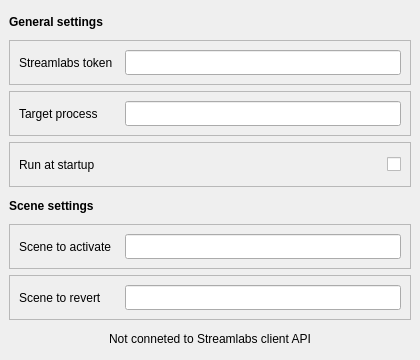
Above: autosceneswitcher.ui from Odizinne/AutoSceneSwitcher before the change. Below: the same form after it.
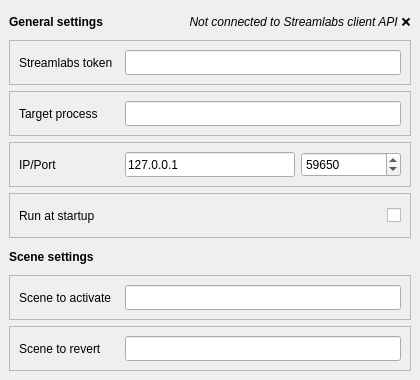
That is the form after the change.

Commit message: added debug label, added ip/port selection, minor ui changes

The edit to the form file:
```diff
--- a/autosceneswitcher.ui
+++ b/autosceneswitcher.ui
@@ -7,9 +7,15 @@
     <x>0</x>
     <y>0</y>
     <width>420</width>
-    <height>360</height>
+    <height>380</height>
    </rect>
   </property>
+  <property name="sizePolicy">
+   <sizepolicy hsizetype="Minimum" vsizetype="Preferred">
+    <horstretch>0</horstretch>
+    <verstretch>0</verstretch>
+   </sizepolicy>
+  </property>
   <property name="minimumSize">
    <size>
     <width>420</width>
@@ -21,17 +27,57 @@
   </property>
   <widget class="QWidget" name="centralwidget">
    <layout class="QGridLayout" name="gridLayout">
-    <item row="5" column="0">
-     <widget class="QFrame" name="clientFrame">
+    <item row="0" column="0">
+     <widget class="QLabel" name="label_5">
+      <property name="minimumSize">
+       <size>
+        <width>0</width>
+        <height>25</height>
+       </size>
+      </property>
+      <property name="font">
+       <font>
+        <bold>true</bold>
+       </font>
+      </property>
+      <property name="text">
+       <string>General settings</string>
+      </property>
+     </widget>
+    </item>
+    <item row="0" column="1">
+     <widget class="QLabel" name="connectionStatusLabel">
+      <property name="minimumSize">
+       <size>
+        <width>0</width>
+        <height>25</height>
+       </size>
+      </property>
+      <property name="font">
+       <font>
+        <italic>true</italic>
+        <bold>false</bold>
+       </font>
+      </property>
+      <property name="text">
+       <string>Not connected to Streamlabs client API ❌</string>
+      </property>
+      <property name="alignment">
+       <set>Qt::AlignmentFlag::AlignCenter</set>
+      </property>
+     </widget>
+    </item>
+    <item row="1" column="0" colspan="2">
+     <widget class="QFrame" name="tokenFrame">
       <property name="frameShape">
        <enum>QFrame::Shape::StyledPanel</enum>
       </property>
       <property name="frameShadow">
        <enum>QFrame::Shadow::Raised</enum>
       </property>
-      <layout class="QGridLayout" name="gridLayout_3">
+      <layout class="QGridLayout" name="gridLayout_2">
        <item row="0" column="0">
-        <widget class="QLabel" name="label_2">
+        <widget class="QLabel" name="label">
          <property name="sizePolicy">
           <sizepolicy hsizetype="Fixed" vsizetype="Preferred">
            <horstretch>0</horstretch>
@@ -45,12 +91,12 @@
           </size>
          </property>
          <property name="text">
-          <string>Scene to activate</string>
+          <string>Streamlabs token</string>
          </property>
         </widget>
        </item>
        <item row="0" column="1">
-        <widget class="QLineEdit" name="gameLineEdit">
+        <widget class="QLineEdit" name="tokenLineEdit">
          <property name="sizePolicy">
           <sizepolicy hsizetype="Preferred" vsizetype="Fixed">
            <horstretch>0</horstretch>
@@ -68,7 +114,7 @@
       </layout>
      </widget>
     </item>
-    <item row="2" column="0">
+    <item row="2" column="0" colspan="2">
      <widget class="QFrame" name="processFrame">
       <property name="sizePolicy">
        <sizepolicy hsizetype="Preferred" vsizetype="Preferred">
@@ -127,100 +173,30 @@
       </layout>
      </widget>
     </item>
-    <item row="4" column="0">
-     <widget class="QLabel" name="sceneSettingsLabel">
-      <property name="minimumSize">
-       <size>
-        <width>0</width>
-        <height>25</height>
-       </size>
-      </property>
-      <property name="font">
-       <font>
-        <bold>true</bold>
-       </font>
-      </property>
-      <property name="text">
-       <string>Scene settings</string>
-      </property>
-     </widget>
-    </item>
-    <item row="0" column="0">
-     <widget class="QLabel" name="label_5">
-      <property name="minimumSize">
-       <size>
-        <width>0</width>
-        <height>25</height>
-       </size>
-      </property>
-      <property name="font">
-       <font>
-        <bold>true</bold>
-       </font>
-      </property>
-      <property name="text">
-       <string>General settings</string>
-      </property>
-     </widget>
-    </item>
-    <item row="6" column="0">
-     <widget class="QFrame" name="gameFrame">
+    <item row="3" column="0" colspan="2">
+     <widget class="QFrame" name="frame_2">
       <property name="frameShape">
        <enum>QFrame::Shape::StyledPanel</enum>
       </property>
       <property name="frameShadow">
        <enum>QFrame::Shadow::Raised</enum>
       </property>
-      <layout class="QGridLayout" name="gridLayout_4">
-       <item row="0" column="0">
-        <widget class="QLabel" name="label_3">
-         <property name="sizePolicy">
-          <sizepolicy hsizetype="Fixed" vsizetype="Preferred">
-           <horstretch>0</horstretch>
-           <verstretch>0</verstretch>
-          </sizepolicy>
-         </property>
+      <layout class="QGridLayout" name="gridLayout_7">
+       <item row="0" column="1">
+        <widget class="QLineEdit" name="IPLineEdit">
          <property name="minimumSize">
           <size>
-           <width>100</width>
+           <width>0</width>
            <height>25</height>
           </size>
          </property>
          <property name="text">
-          <string>Scene to revert</string>
+          <string>127.0.0.1</string>
          </property>
         </widget>
        </item>
-       <item row="0" column="1">
-        <widget class="QLineEdit" name="clientLineEdit">
-         <property name="sizePolicy">
-          <sizepolicy hsizetype="Preferred" vsizetype="Fixed">
-           <horstretch>0</horstretch>
-           <verstretch>0</verstretch>
-          </sizepolicy>
-         </property>
-         <property name="minimumSize">
-          <size>
-           <width>0</width>
-           <height>25</height>
-          </size>
-         </property>
-        </widget>
-       </item>
-      </layout>
-     </widget>
-    </item>
-    <item row="1" column="0">
-     <widget class="QFrame" name="tokenFrame">
-      <property name="frameShape">
-       <enum>QFrame::Shape::StyledPanel</enum>
-      </property>
-      <property name="frameShadow">
-       <enum>QFrame::Shadow::Raised</enum>
-      </property>
-      <layout class="QGridLayout" name="gridLayout_2">
        <item row="0" column="0">
-        <widget class="QLabel" name="label">
+        <widget class="QLabel" name="label_7">
          <property name="sizePolicy">
           <sizepolicy hsizetype="Fixed" vsizetype="Preferred">
            <horstretch>0</horstretch>
@@ -234,46 +210,30 @@
           </size>
          </property>
          <property name="text">
-          <string>Streamlabs token</string>
+          <string>IP/Port</string>
          </property>
         </widget>
        </item>
-       <item row="0" column="1">
-        <widget class="QLineEdit" name="tokenLineEdit">
-         <property name="sizePolicy">
-          <sizepolicy hsizetype="Preferred" vsizetype="Fixed">
-           <horstretch>0</horstretch>
-           <verstretch>0</verstretch>
-          </sizepolicy>
-         </property>
+       <item row="0" column="2">
+        <widget class="QSpinBox" name="portSpinBox">
          <property name="minimumSize">
           <size>
-           <width>0</width>
+           <width>100</width>
            <height>25</height>
           </size>
          </property>
+         <property name="maximum">
+          <number>65535</number>
+         </property>
+         <property name="value">
+          <number>59650</number>
+         </property>
         </widget>
        </item>
       </layout>
      </widget>
     </item>
-    <item row="7" column="0">
-     <widget class="QLabel" name="noConnectionLabel">
-      <property name="minimumSize">
-       <size>
-        <width>0</width>
-        <height>25</height>
-       </size>
-      </property>
-      <property name="text">
-       <string>Not conneted to Streamlabs client API</string>
-      </property>
-      <property name="alignment">
-       <set>Qt::AlignmentFlag::AlignCenter</set>
-      </property>
-     </widget>
-    </item>
-    <item row="3" column="0">
+    <item row="4" column="0" colspan="2">
      <widget class="QFrame" name="frame">
       <property name="frameShape">
        <enum>QFrame::Shape::StyledPanel</enum>
@@ -314,6 +274,118 @@
       </layout>
      </widget>
     </item>
+    <item row="5" column="0" colspan="2">
+     <widget class="QLabel" name="sceneSettingsLabel">
+      <property name="minimumSize">
+       <size>
+        <width>0</width>
+        <height>25</height>
+       </size>
+      </property>
+      <property name="font">
+       <font>
+        <bold>true</bold>
+       </font>
+      </property>
+      <property name="text">
+       <string>Scene settings</string>
+      </property>
+     </widget>
+    </item>
+    <item row="6" column="0" colspan="2">
+     <widget class="QFrame" name="clientFrame">
+      <property name="frameShape">
+       <enum>QFrame::Shape::StyledPanel</enum>
+      </property>
+      <property name="frameShadow">
+       <enum>QFrame::Shadow::Raised</enum>
+      </property>
+      <layout class="QGridLayout" name="gridLayout_3">
+       <item row="0" column="0">
+        <widget class="QLabel" name="label_2">
+         <property name="sizePolicy">
+          <sizepolicy hsizetype="Fixed" vsizetype="Preferred">
+           <horstretch>0</horstretch>
+           <verstretch>0</verstretch>
+          </sizepolicy>
+         </property>
+         <property name="minimumSize">
+          <size>
+           <width>100</width>
+           <height>25</height>
+          </size>
+         </property>
+         <property name="text">
+          <string>Scene to activate</string>
+         </property>
+        </widget>
+       </item>
+       <item row="0" column="1">
+        <widget class="QLineEdit" name="gameLineEdit">
+         <property name="sizePolicy">
+          <sizepolicy hsizetype="Preferred" vsizetype="Fixed">
+           <horstretch>0</horstretch>
+           <verstretch>0</verstretch>
+          </sizepolicy>
+         </property>
+         <property name="minimumSize">
+          <size>
+           <width>0</width>
+           <height>25</height>
+          </size>
+         </property>
+        </widget>
+       </item>
+      </layout>
+     </widget>
+    </item>
+    <item row="7" column="0" colspan="2">
+     <widget class="QFrame" name="gameFrame">
+      <property name="frameShape">
+       <enum>QFrame::Shape::StyledPanel</enum>
+      </property>
+      <property name="frameShadow">
+       <enum>QFrame::Shadow::Raised</enum>
+      </property>
+      <layout class="QGridLayout" name="gridLayout_4">
+       <item row="0" column="0">
+        <widget class="QLabel" name="label_3">
+         <property name="sizePolicy">
+          <sizepolicy hsizetype="Fixed" vsizetype="Preferred">
+           <horstretch>0</horstretch>
+           <verstretch>0</verstretch>
+          </sizepolicy>
+         </property>
+         <property name="minimumSize">
+          <size>
+           <width>100</width>
+           <height>25</height>
+          </size>
+         </property>
+         <property name="text">
+          <string>Scene to revert</string>
+         </property>
+        </widget>
+       </item>
+       <item row="0" column="1">
+        <widget class="QLineEdit" name="clientLineEdit">
+         <property name="sizePolicy">
+          <sizepolicy hsizetype="Preferred" vsizetype="Fixed">
+           <horstretch>0</horstretch>
+           <verstretch>0</verstretch>
+          </sizepolicy>
+         </property>
+         <property name="minimumSize">
+          <size>
+           <width>0</width>
+           <height>25</height>
+          </size>
+         </property>
+        </widget>
+       </item>
+      </layout>
+     </widget>
+    </item>
    </layout>
   </widget>
  </widget>
```
The commit also changes 2 other files.
